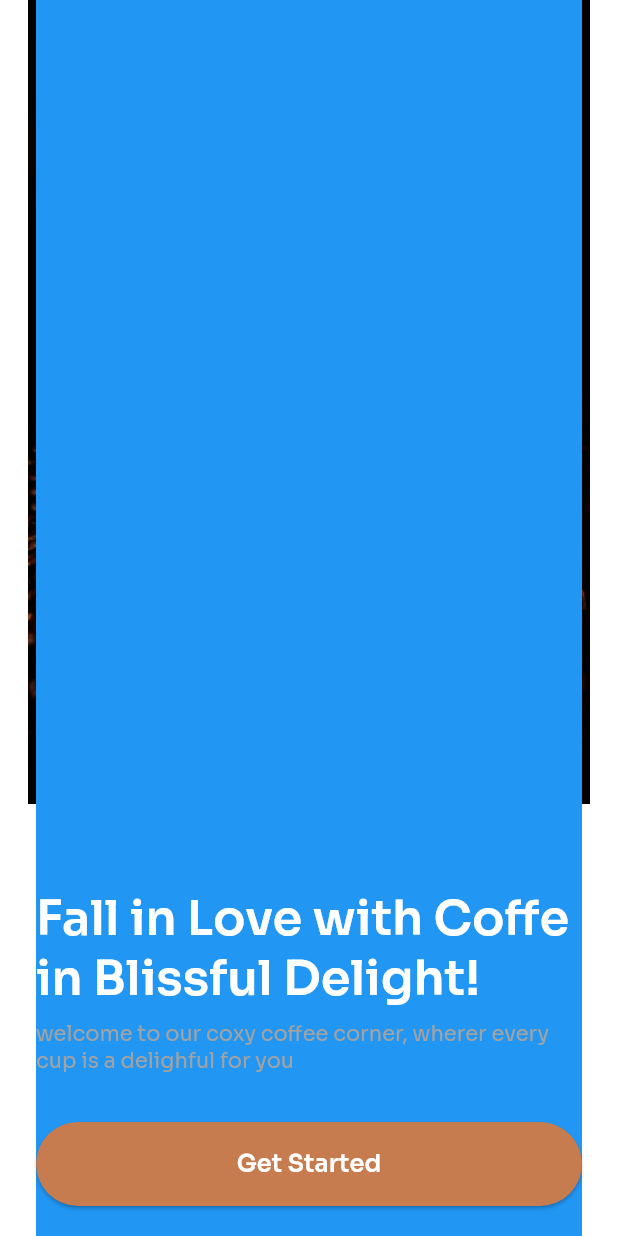
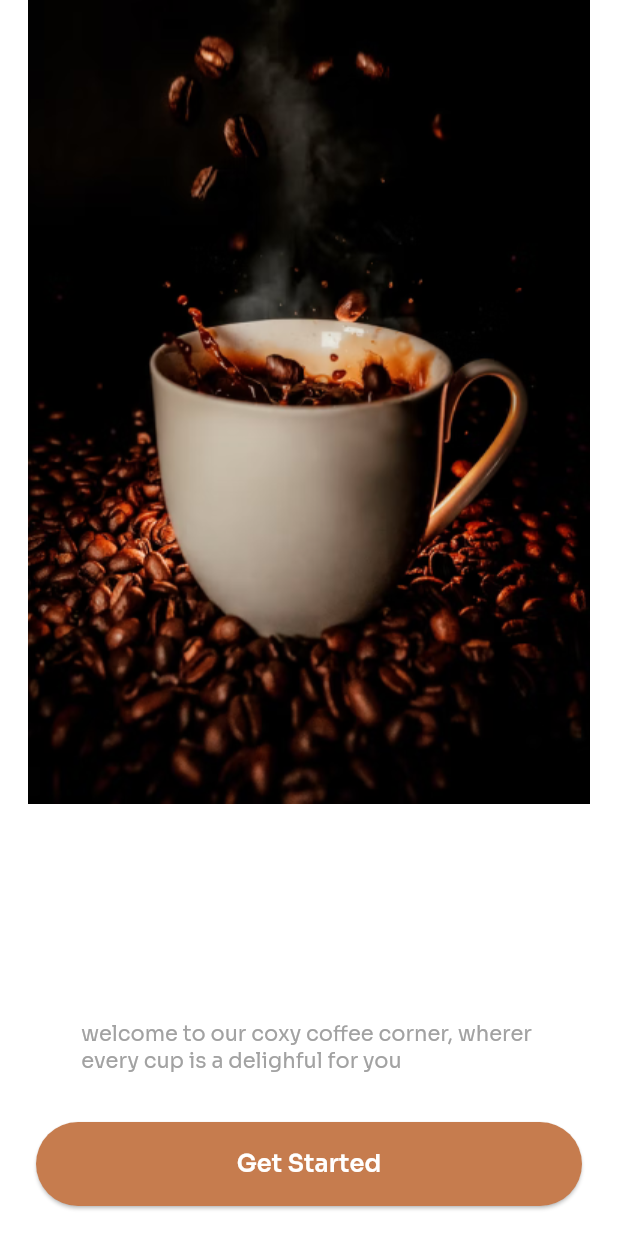
Before and after one commit to Julio1901/flutter-coffe-shop, a Flutter app: the screen it shows after launch, on a phone screen of 412 x 824 dp. Run offline on Flutter 3.47's test engine with Material 3 defaults, Android fonts, the phone set to English and light mode, and no system bars.

Commit message:
feat: Welcome Screen finished

```diff
--- a/lib/src/screens/welcome_screen.dart
+++ b/lib/src/screens/welcome_screen.dart
@@ -18,23 +18,27 @@ class WelcomeScreen extends StatelessWidget {
               fit: BoxFit.contain,
             ),
             Container(
-                color: Colors.blue,
+
                 height: MediaQuery.of(context).size.height,
                 margin: EdgeInsets.symmetric(horizontal: 24),
                 child: Column(
                   mainAxisAlignment: MainAxisAlignment.end,
                   children: [
-                    Text(
-                      'Fall in Love with Coffe in Blissful Delight!',
+                    Row(
+                      mainAxisAlignment: MainAxisAlignment.center,
+                      children: [Text(
+                      'Fall in Love with \n Coffe in Blissful \nDelight!',
                       textDirection: TextDirection.ltr,
-                      style:
-                          TextStyle(fontFamily: 'Sora Semi Bold', fontSize: 32),
+                      style: TextStyle(
+                          fontFamily: 'Sora Semi Bold',
+                          fontSize: 32,),
+                    ),],
                     ),
                     SizedBox(
                       height: 8,
                     ),
                     Text(
-                      'welcome to our coxy coffee corner, wherer every cup is a delighful for you',
+                      'welcome to our coxy coffee corner, wherer \nevery cup is a delighful for you',
                       textDirection: TextDirection.ltr,
                       style: TextStyle(
                           fontFamily: 'Sora',
```
